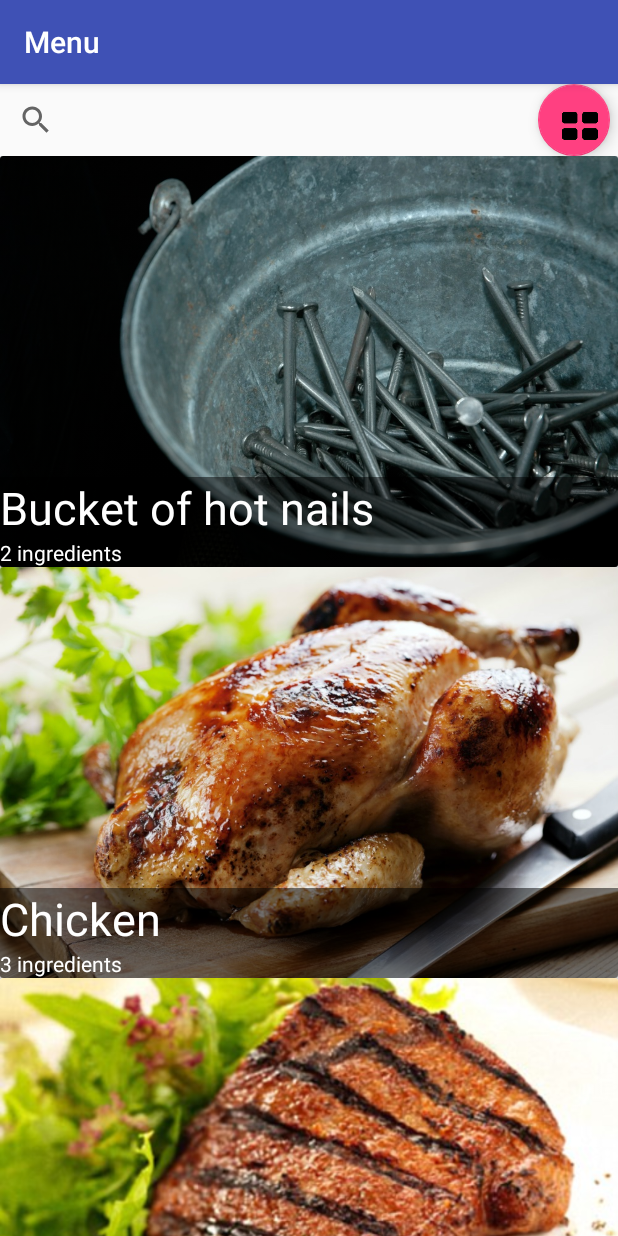
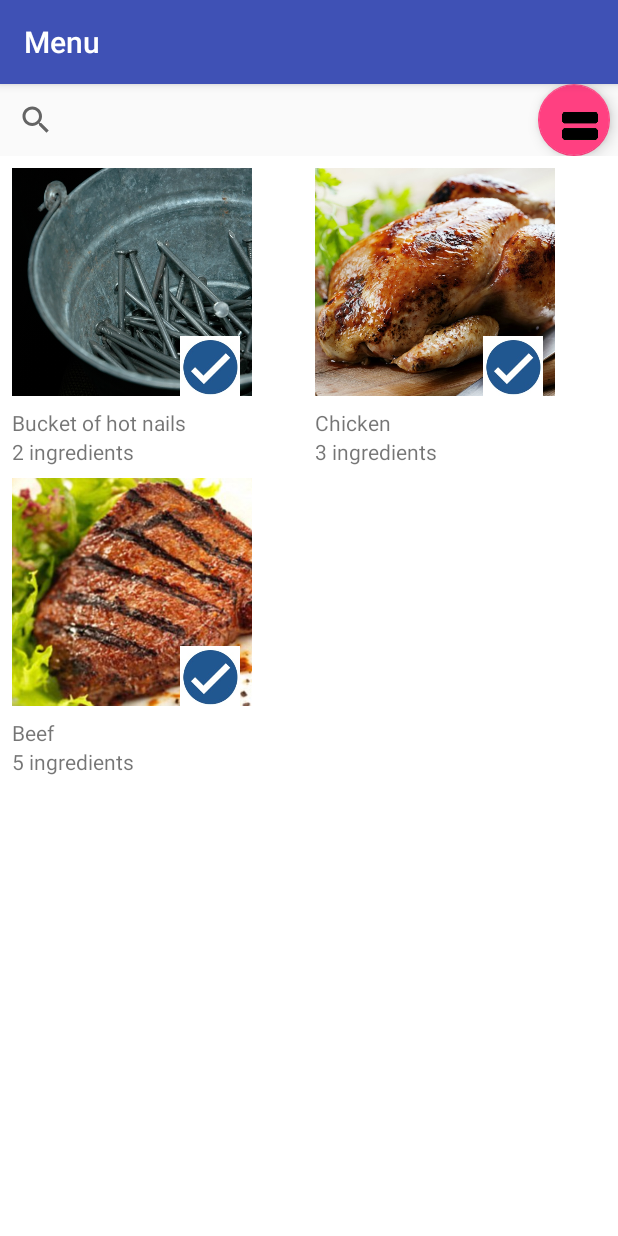
Before and after one commit to Pastornak/OrestHelloGuys, an Android app: the screen it shows after launch (MainActivity), on a phone screen of 412 x 824 dp. Run offline under Robolectric (Android 15) with nearby library versions, the phone set to English and light mode, and no system bars.

Commit message:
Fixed design a bit, created pattern for setting favorite recipe

```diff
--- a/app/src/main/java/id_iot/orest_task/GridViewAdapter.java
+++ b/app/src/main/java/id_iot/orest_task/GridViewAdapter.java
@@ -14,6 +14,7 @@ public class GridViewAdapter extends BaseAdapter {
 
     private Context mContext;
     private final ArrayList<Recipe> recipes;
+    ImageView favoriteStar;
 
     public GridViewAdapter(Context c) {
         mContext = c;
@@ -42,8 +43,12 @@ public class GridViewAdapter extends BaseAdapter {
         convertView = layoutInflater.inflate(R.layout.grid_view_cell, null);
 
         ImageView recipePhoto = (ImageView) convertView.findViewById(R.id.grid_image);
+        favoriteStar = (ImageView) convertView.findViewById(R.id.grid_favorite);
         TextView recipeName = (TextView) convertView.findViewById(R.id.grid_name);
+        TextView recipeDetail = (TextView) convertView.findViewById(R.id.grid_detail);
         recipeName.setText(recipes.get(position).getRecipeName());
+        recipeDetail.setText(recipes.get(position).getRecipeDetail());
+        favoriteStar.setImageResource(recipes.get(position).getFavorite()? R.drawable.logo3: R.drawable.logo);
         recipePhoto.setImageResource(recipes.get(position).getRecipePhoto());
         return convertView;
     }
--- a/app/src/main/java/id_iot/orest_task/GridViewFragment.java
+++ b/app/src/main/java/id_iot/orest_task/GridViewFragment.java
@@ -42,6 +42,8 @@ public class GridViewFragment extends Fragment {
             @Override
             public void onItemClick(AdapterView<?> adapterView, View view, int i, long l) {
                 Toast.makeText(view.getContext(),  gridViewAdapter.getRecipes().get(i).getRecipeName(), Toast.LENGTH_SHORT).show();
+                gridViewAdapter.getRecipes().get(i).toogleFavorite();
+                gridViewAdapter.notifyDataSetChanged();
             }
         });
 
--- a/app/src/main/java/id_iot/orest_task/MainActivity.java
+++ b/app/src/main/java/id_iot/orest_task/MainActivity.java
@@ -15,7 +15,7 @@ public class MainActivity extends AppCompatActivity {
     protected void onCreate(Bundle savedInstanceState){
         super.onCreate(savedInstanceState);
         setContentView(R.layout.main_view);
-        showFragment(new RecyclerViewFragment());
+        showFragment(new GridViewFragment());
     }
 
     public void showFragment(Fragment fragment) {
--- a/app/src/main/java/id_iot/orest_task/Recipe.java
+++ b/app/src/main/java/id_iot/orest_task/Recipe.java
@@ -8,6 +8,7 @@ public class Recipe {
     private String recipeDetail;
     private int recipePhoto;
     private ArrayList<Recipe> recipies = new ArrayList<>();
+    private boolean favorite = false;
 
     public Recipe(){
         recipies.add(new Recipe("Bucket of hot nails", "2 ingredients", R.drawable.bucket_of_nails));
@@ -36,4 +37,17 @@ public class Recipe {
     public int getRecipePhoto(){
         return this.recipePhoto;
     }
+
+    public boolean getFavorite(){
+        return this.favorite;
+    }
+
+    public void toogleFavorite(){
+        if (this.favorite == false) {
+            this.favorite = true;
+        }
+        else{
+            this.favorite = false;
+        }
+    }
 }
--- a/app/src/main/res/layout/grid_view_cell.xml
+++ b/app/src/main/res/layout/grid_view_cell.xml
@@ -1,22 +1,44 @@
 <?xml version="1.0" encoding="utf-8"?>
-<RelativeLayout xmlns:android="http://schemas.android.com/apk/res/android"
+<LinearLayout xmlns:android="http://schemas.android.com/apk/res/android"
     android:orientation="vertical" android:layout_width="wrap_content"
     android:layout_height="wrap_content">
 
-    <ImageView
-        android:id="@+id/grid_image"
-        android:layout_width="match_parent"
-        android:layout_height="match_parent"
-        android:adjustViewBounds="true"
-        android:scaleType="centerCrop"
-        android:layout_gravity="center"/>
+    <RelativeLayout
+        android:layout_width="wrap_content"
+        android:layout_height="wrap_content">
+
+        <ImageView
+            android:id="@+id/grid_image"
+            android:layout_width="160dp"
+            android:layout_height="160dp"
+            android:adjustViewBounds="true"
+            android:scaleType="centerCrop"
+            android:layout_gravity="center"
+            android:paddingBottom="8dp" />
+
+        <ImageView
+            android:id="@+id/grid_favorite"
+            android:layout_width="40dp"
+            android:layout_height="40dp"
+            android:adjustViewBounds="true"
+            android:scaleType="centerCrop"
+            android:layout_gravity="center"
+            android:layout_alignEnd="@id/grid_image"
+            android:layout_alignBottom="@id/grid_image"
+            android:layout_margin="8dp"/>
+
+    </RelativeLayout>
+
+
 
     <TextView
         android:layout_width="match_parent"
         android:layout_height="wrap_content"
-        android:id="@+id/grid_name"
-        android:layout_alignBottom="@id/grid_image"
-        android:background="@color/colorTransparentBlack"
-        android:textColor="@color/colorWhite"/>
+        android:id="@+id/grid_name" />
 
-</RelativeLayout>
+    <TextView
+        android:layout_width="match_parent"
+        android:layout_height="wrap_content"
+        android:id="@+id/grid_detail" />
+
+</LinearLayout>
```
